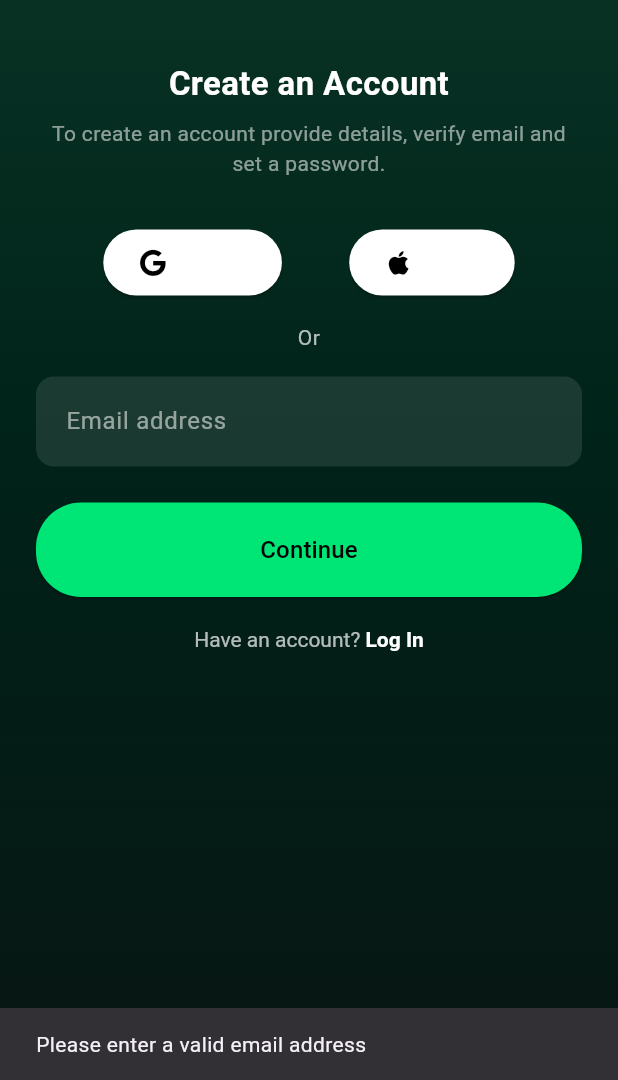
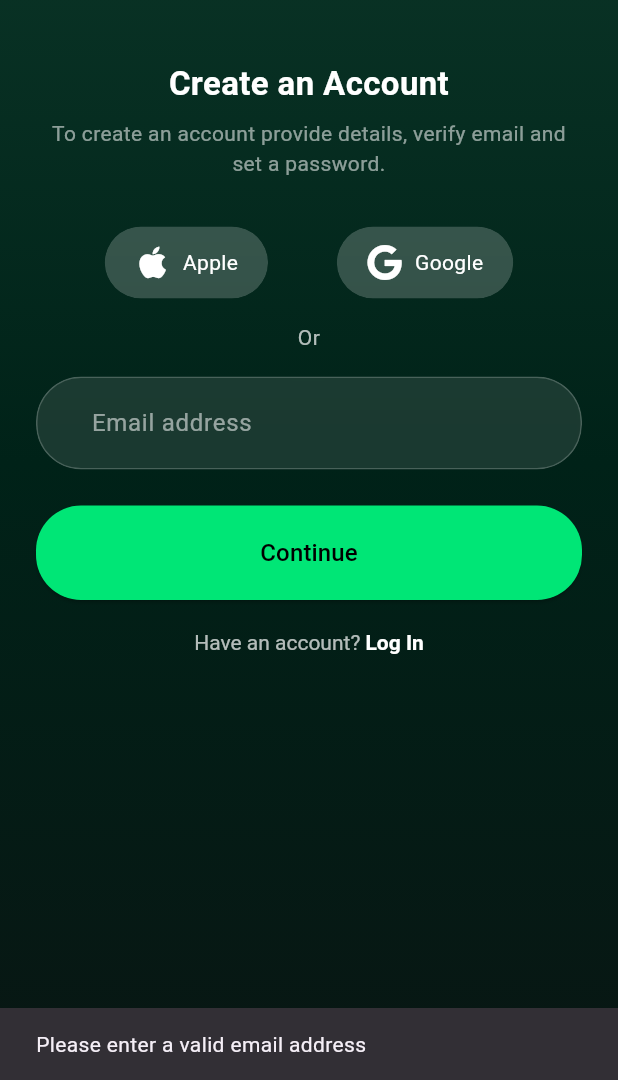
Before and after one commit to OlamifyNG/JiboMonie, a Flutter app: the RegisterScreen screen opened by its route, after a tap on "Continue", on a phone screen of 412 x 824 dp, the part 156-1236 px from its top. Run offline on Flutter 3.47's test engine with Material 3 defaults, Android fonts, the phone set to English and light mode, and no system bars; our stand-ins replace flutter_font_icons, remixicon.

Commit message:
Added home.dart

```diff
--- a/lib/main.dart
+++ b/lib/main.dart
@@ -1,3 +1,4 @@
+import 'home.dart';
 import 'package:flutter/material.dart';
 import 'package:flutter/services.dart';
 import 'login.dart'; // 👈 Import the login screen
@@ -27,7 +28,7 @@ class MyApp extends StatelessWidget {
       routes: {
         '/login': (context) => const LoginScreen(),
         '/register': (context) => const RegisterScreen(),
-        // You can add more routes here like '/home': (context) => HomeScreen(),
+        '/home': (context) => const HomeScreen(),
       },
     );
   }
--- a/lib/register.dart
+++ b/lib/register.dart
@@ -1,8 +1,12 @@
+import 'package:dev/home.dart';
+import 'package:flutter/foundation.dart';
+
 import 'package:flutter/material.dart';
 import 'login.dart';
 import 'package:flutter_font_icons/flutter_font_icons.dart';
 import 'package:http/http.dart' as http;
 import 'dart:convert';
+import 'dart:ui';
 
 class RegisterScreen extends StatefulWidget {
   const RegisterScreen({super.key});
@@ -55,8 +59,8 @@ class _RegisterScreenState extends State<RegisterScreen> {
       }
 
       // Send OTP
-      final otpUrl = Uri.parse(
-          "https://script.google.com/macros/s/AKfycbwhwuA_9cX7hysheXB6PzKfZ93AOcwgk2_xjtbde2Ol10Pi4Ueh63dG_idrfJBf-XE_/exec");
+      final otpUrl =
+          Uri.parse("https://jibomoniebackend.onrender.com/send-otp");
       try {
         final response = await http.post(
           otpUrl,
@@ -73,10 +77,17 @@ class _RegisterScreenState extends State<RegisterScreen> {
           );
           debugPrint("OTP sent: ${response.body}");
         } else {
+          //For testing
+          // Navigator.push(
+          //   context,
+          //   MaterialPageRoute(builder: (context) => const HomeScreen()),
+          // );
+
           ScaffoldMessenger.of(context).showSnackBar(
             SnackBar(
                 content: Text("Failed to send OTP: ${response.reasonPhrase}")),
           );
+
           return;
         }
       } catch (e) {
@@ -88,6 +99,7 @@ class _RegisterScreenState extends State<RegisterScreen> {
     } else if (_currentStep == 3) {
       // Verify OTP
       String otp = otpControllers.map((controller) => controller.text).join();
+      debugPrint(otp);
       if (otp.length != 6) {
         ScaffoldMessenger.of(context).showSnackBar(
           const SnackBar(
@@ -104,7 +116,7 @@ class _RegisterScreenState extends State<RegisterScreen> {
       // Navigate to login or home screen
       Navigator.pushReplacement(
         context,
-        MaterialPageRoute(builder: (context) => const LoginScreen()),
+        MaterialPageRoute(builder: (context) => const HomeScreen()),
       );
       return;
     }
@@ -275,21 +287,20 @@ class _RegisterScreenState extends State<RegisterScreen> {
                     mainAxisAlignment: MainAxisAlignment.spaceEvenly,
                     children: [
                       AuthButton(
+                          icon: FontAwesome.apple,
+                          label: "Apple",
+                          bgColor: Colors.white,
+                          textColor: Colors.white,
+                          onPressed: () {
+                            debugPrint("Tapped Apple!");
+                          }),
+                      AuthButton(
                         icon: FontAwesome.google,
                         label: "Google",
                         bgColor: Colors.white,
                         textColor: Colors.white,
                         onPressed: () {
                           debugPrint("Tapped Google!");
-                        },
-                      ),
-                      AuthButton(
-                        icon: FontAwesome.apple,
-                        label: "Apple",
-                        bgColor: Colors.white,
-                        textColor: Colors.white,
-                        onPressed: () {
-                          debugPrint("Tapped Apple!");
                         },
                       ),
                     ],
@@ -371,24 +382,34 @@ class CustomInputField extends StatelessWidget {
     this.obscure = false,
     Key? key,
   }) : super(key: key);
-
   @override
   Widget build(BuildContext context) {
-    return TextField(
+    return ClipRRect(
+      borderRadius: BorderRadius.circular(30),
+      child: BackdropFilter(
+        filter: ImageFilter.blur(sigmaX: 10, sigmaY: 10),
+        child: Container(
+          padding: const EdgeInsets.symmetric(horizontal: 16, vertical: 2),
+          decoration: BoxDecoration(
+            color: Colors.white.withOpacity(0.1), // translucent glass
+            borderRadius: BorderRadius.circular(30),
+            border: Border.all(color: Colors.white.withOpacity(0.2)),
+          ),
+          child: TextField(
             controller: controller,
             obscureText: obscure,
             style: const TextStyle(color: Colors.white),
             decoration: InputDecoration(
               hintText: hint,
               hintStyle: const TextStyle(color: Colors.white54),
-        filled: true,
-        fillColor: Colors.white.withOpacity(0.1),
-        border: OutlineInputBorder(
-          borderRadius: BorderRadius.circular(12),
-          borderSide: BorderSide.none,
+              border: InputBorder.none,
+              contentPadding: const EdgeInsets.symmetric(
+                horizontal: 20,
+                vertical: 16,
               ),
-        contentPadding:
-            const EdgeInsets.symmetric(horizontal: 16, vertical: 18),
+            ),
+          ),
+        ),
       ),
     );
   }
@@ -412,15 +433,32 @@ class AuthButton extends StatelessWidget {
 
   @override
   Widget build(BuildContext context) {
-    return ElevatedButton.icon(
-      icon: Icon(icon, color: Colors.black),
-      label: Text(label, style: TextStyle(color: textColor)),
-      onPressed: onPressed,
-      style: ElevatedButton.styleFrom(
-        backgroundColor: bgColor,
-        padding: const EdgeInsets.symmetric(horizontal: 24, vertical: 12),
-        shape: RoundedRectangleBorder(
+    return ClipRRect(
       borderRadius: BorderRadius.circular(30),
+      child: BackdropFilter(
+        filter: ImageFilter.blur(sigmaX: 10, sigmaY: 10),
+        child: Material(
+          color: bgColor.withOpacity(0.2), // glass effect background
+          borderRadius: BorderRadius.circular(30),
+          child: InkWell(
+            onTap: onPressed,
+            borderRadius: BorderRadius.circular(30),
+            splashColor: Colors.white.withOpacity(0.1), // optional ripple color
+            child: Padding(
+              padding: const EdgeInsets.symmetric(horizontal: 20, vertical: 12),
+              child: Row(
+                mainAxisSize: MainAxisSize.min,
+                children: [
+                  Icon(icon, color: textColor),
+                  const SizedBox(width: 8),
+                  Text(
+                    label,
+                    style: TextStyle(color: textColor),
+                  ),
+                ],
+              ),
+            ),
+          ),
         ),
       ),
     );
```
Also changed, not shown: lib/home.dart (added, +121 -0 lines). Lines whose indentation alone changed are shown as unchanged.
